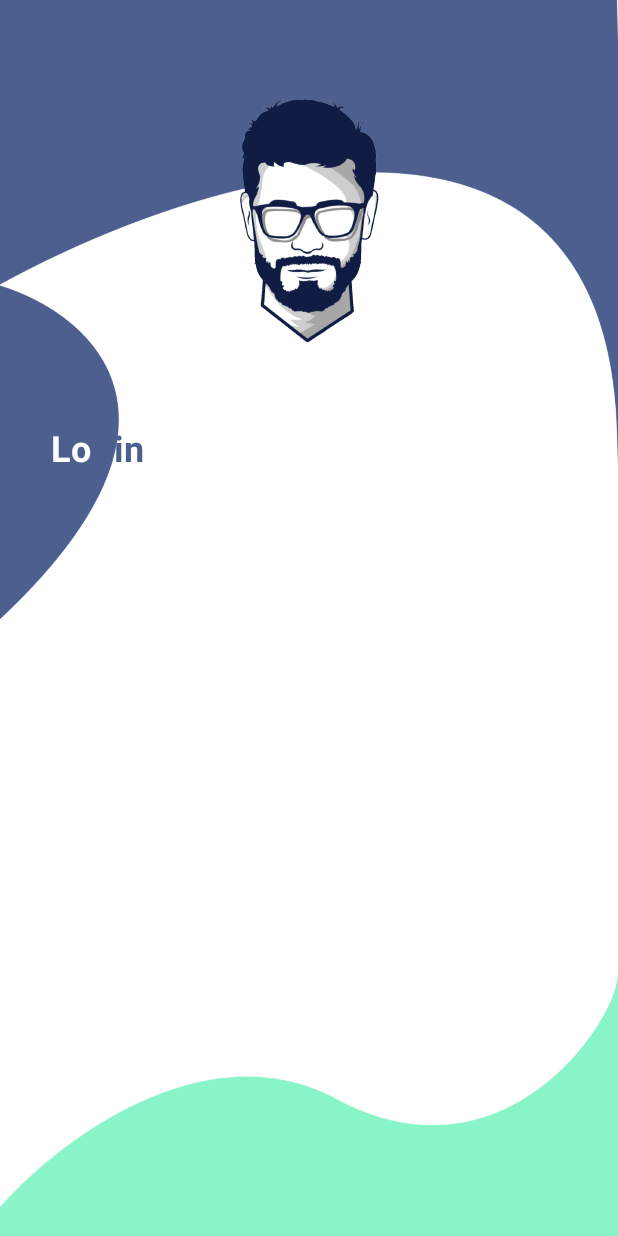
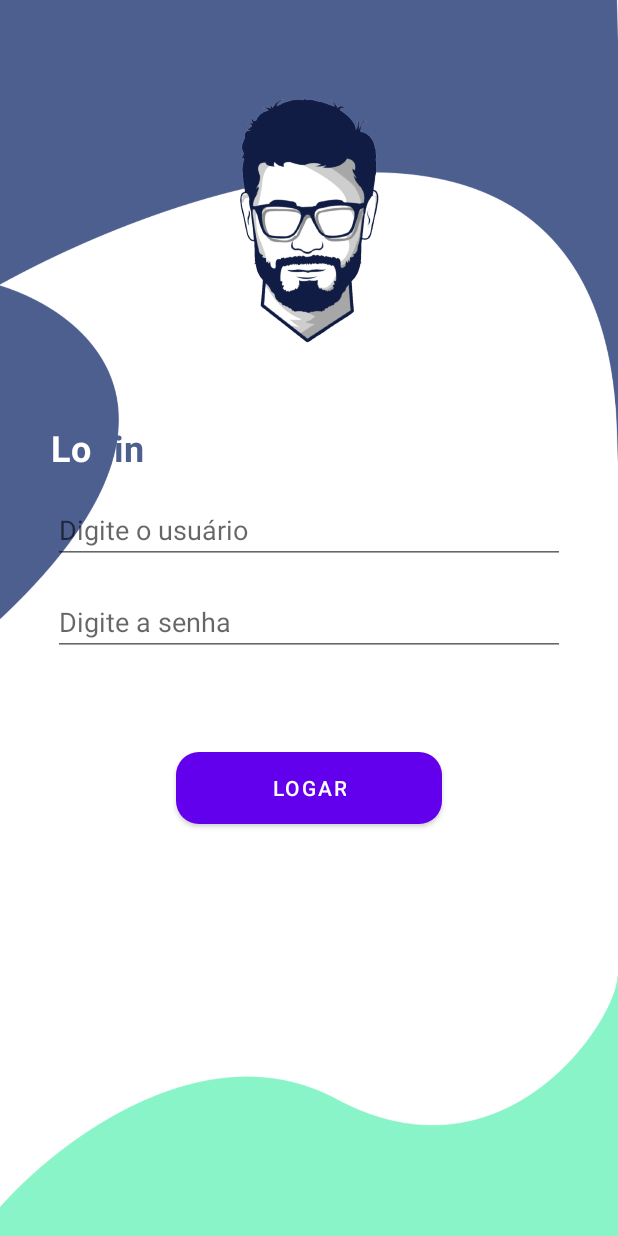
Before and after one commit to geraldoneto771/Aplicativo-Barbearia-Kotlin, an Android app: the HomeFragment screen opened through its navigation route, on a phone screen of 412 x 824 dp. Run offline under Robolectric (Android 15) with nearby library versions, the phone set to English and light mode, and no system bars; our stand-ins replace navigation-ui.

Commit message:
falta ajeitar a cor do botão

```diff
--- /dev/null
+++ b/app/src/main/res/drawable/shape_button.xml
@@ -0,0 +1,8 @@
+<?xml version="1.0" encoding="utf-8"?>
+<shape xmlns:android="http://schemas.android.com/apk/res/android"
+    android:shape="rectangle">
+    <solid android:color="@color/colorAccent" />
+    <corners android:radius="15dp" />
+
+
+</shape>
--- a/app/src/main/res/layout/fragment_login.xml
+++ b/app/src/main/res/layout/fragment_login.xml
@@ -42,5 +42,36 @@
         app:layout_constraintStart_toStartOf="@+id/text_login_1"
         app:layout_constraintTop_toBottomOf="@+id/logo" />
 
+    <EditText
+        android:id="@+id/edit_user"
+        android:layout_width="match_parent"
+        android:layout_height="wrap_content"
+        android:layout_marginTop="16dp"
+        android:layout_marginHorizontal="35dp"
+        android:hint="Digite o usuário"
+        app:layout_constraintStart_toStartOf="parent"
+        app:layout_constraintTop_toBottomOf="@+id/text_login_2"/>
+    <EditText
+        android:id="@+id/edit_password"
+        android:layout_width="match_parent"
+        android:layout_height="wrap_content"
+        android:layout_marginTop="16dp"
+        android:layout_marginHorizontal="35dp"
+        android:hint="Digite a senha"
+        app:layout_constraintStart_toStartOf="parent"
+        app:layout_constraintTop_toBottomOf="@+id/edit_user"/>
+
+    <Button
+        android:id="@+id/button_login"
+        android:layout_width="wrap_content"
+        android:layout_height="wrap_content"
+        android:layout_gravity="center_horizontal"
+        android:layout_marginTop="64dp"
+        android:text="Logar"
+        app:layout_constraintLeft_toLeftOf="parent"
+        app:layout_constraintRight_toRightOf="parent"
+        app:layout_constraintTop_toBottomOf="@+id/edit_password"
+        style="@style/DefaultButton"/>
+
 
 </androidx.constraintlayout.widget.ConstraintLayout>
--- a/app/src/main/res/values/colors.xml
+++ b/app/src/main/res/values/colors.xml
@@ -7,4 +7,5 @@
     <color name="teal_700">#FF018786</color>
     <color name="black">#FF000000</color>
     <color name="white">#FFFFFFFF</color>
+    <color name="colorAccent">#33B08B</color>
 </resources>
--- /dev/null
+++ b/app/src/main/res/values/style.xml
@@ -0,0 +1,13 @@
+<?xml version="1.0" encoding="utf-8"?>
+<resources>
+
+
+    <style name="DefaultButton">
+        <item name="android:background">@drawable/shape_button</item>
+        <item name="android:textColor">@color/white</item>
+        <item name="textAllCaps">true</item>
+        <item name="android:paddingStart">64dp</item>
+        <item name="android:paddingEnd">64dp</item>
+    </style>
+
+</resources>
--- a/app/src/main/res/values/themes.xml
+++ b/app/src/main/res/values/themes.xml
@@ -8,6 +8,7 @@
         <!-- Secondary brand color. -->
         <item name="colorSecondary">@color/teal_200</item>
         <item name="colorSecondaryVariant">@color/teal_700</item>
+        <item name="colorAccent">@color/colorAccent</item>
         <item name="colorOnSecondary">@color/black</item>
         <!-- Status bar color. -->
         <item name="android:statusBarColor" tools:targetApi="l">?attr/colorPrimaryVariant</item>
```
